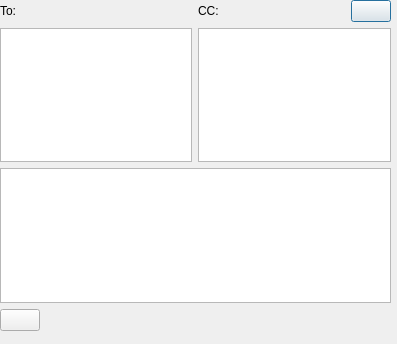
KDE/choqok, file microblogs/pumpio/pumpiomessagedialog.ui: the form before one commit.
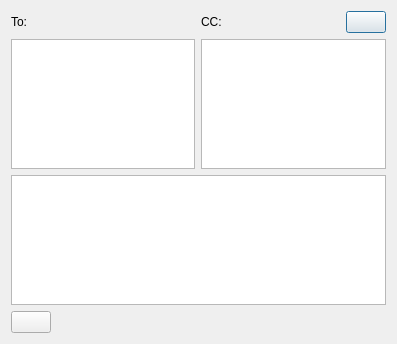
The form after the commit. Icons and pictures are not drawn.

```diff
--- a/microblogs/pumpio/pumpiomessagedialog.ui
+++ b/microblogs/pumpio/pumpiomessagedialog.ui
@@ -16,15 +16,6 @@
   <property name="modal">
    <bool>false</bool>
   </property>
-  <widget class="QWidget" name="widget" native="true">
-   <property name="geometry">
-    <rect>
-     <x>0</x>
-     <y>0</y>
-     <width>391</width>
-     <height>331</height>
-    </rect>
-   </property>
    <layout class="QVBoxLayout" name="verticalLayout">
     <item>
      <layout class="QGridLayout" name="gridLayout">
@@ -127,7 +118,6 @@
      </layout>
     </item>
    </layout>
-  </widget>
  </widget>
  <resources/>
  <connections/>
```
Left out of the diff: 42 changed lines with no effect on the pictures. Lines whose indentation alone changed are shown as unchanged.
